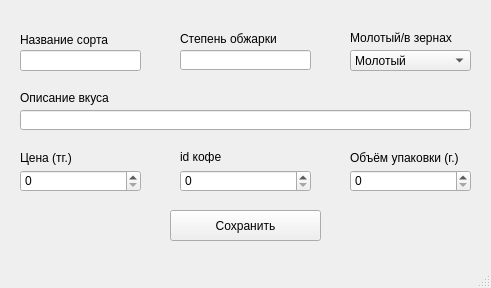
Above: addEditCoffeeForm.ui from s-alex-s/coffee-database before the change. Below: the same form after it.
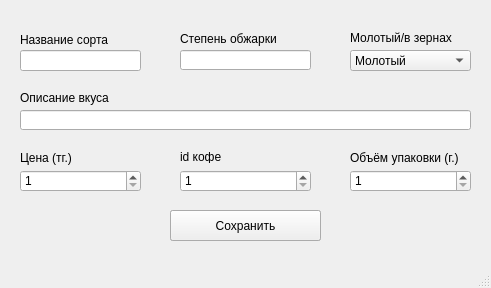
That is the form after the change.

Commit message: "add" function is done "edit" function in development

Diff of the .ui file:
```diff
--- a/addEditCoffeeForm.ui
+++ b/addEditCoffeeForm.ui
@@ -125,6 +125,12 @@
       <height>22</height>
      </rect>
     </property>
+    <property name="minimum">
+     <number>1</number>
+    </property>
+    <property name="maximum">
+     <number>1000000</number>
+    </property>
    </widget>
    <widget class="QLabel" name="label_5">
     <property name="geometry">
@@ -148,6 +154,12 @@
       <height>22</height>
      </rect>
     </property>
+    <property name="minimum">
+     <number>1</number>
+    </property>
+    <property name="maximum">
+     <number>1000000</number>
+    </property>
    </widget>
    <widget class="QLabel" name="label_6">
     <property name="geometry">
@@ -184,6 +196,12 @@
       <height>22</height>
      </rect>
     </property>
+    <property name="minimum">
+     <number>1</number>
+    </property>
+    <property name="maximum">
+     <number>10000</number>
+    </property>
    </widget>
    <widget class="QPushButton" name="pushButton">
     <property name="geometry">
@@ -198,6 +216,19 @@
      <string>Сохранить</string>
     </property>
    </widget>
+   <widget class="QPushButton" name="pushButton_2">
+    <property name="geometry">
+     <rect>
+      <x>170</x>
+      <y>210</y>
+      <width>151</width>
+      <height>31</height>
+     </rect>
+    </property>
+    <property name="text">
+     <string>Сохранить</string>
+    </property>
+   </widget>
   </widget>
   <widget class="QMenuBar" name="menubar">
    <property name="geometry">
```
The commit also changes 2 other files.
